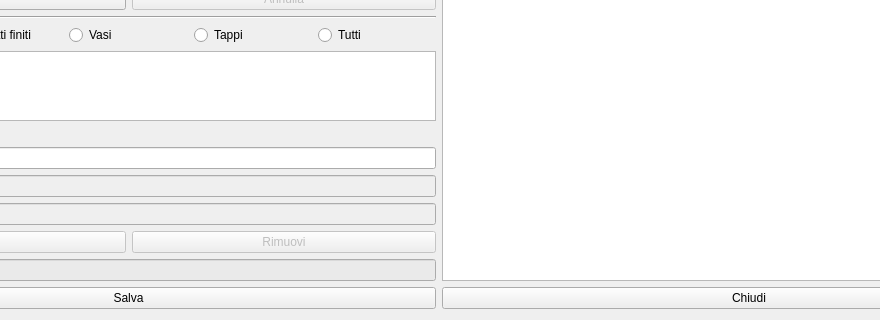
Old version of the form hpackages.ui in the repository fblabs/hamlet-mod-sancon; both pictures show x 190 to 1070 and y 516 to 836 of the 1257 by 836 pixel window.
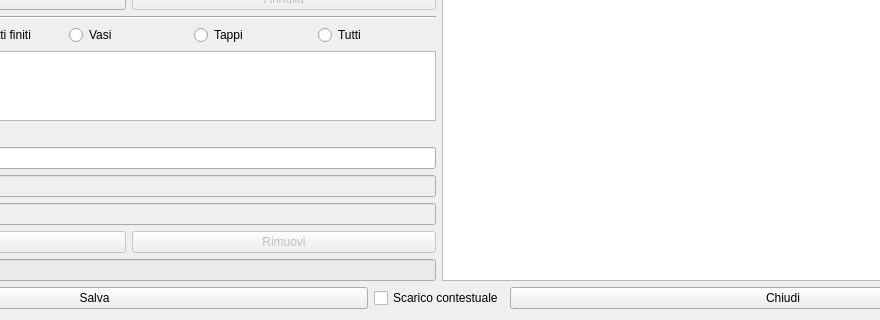
New version of the form. Icons and pictures are not drawn.

```diff
--- a/hpackages.ui
+++ b/hpackages.ui
@@ -469,6 +469,19 @@
          </property>
         </widget>
        </item>
+       <item>
+        <widget class="QCheckBox" name="cb_unload">
+         <property name="maximumSize">
+          <size>
+           <width>130</width>
+           <height>16777215</height>
+          </size>
+         </property>
+         <property name="text">
+          <string>Scarico contestuale</string>
+         </property>
+        </widget>
+       </item>
        <item>
         <widget class="QPushButton" name="pushButton_4">
          <property name="text">
```
